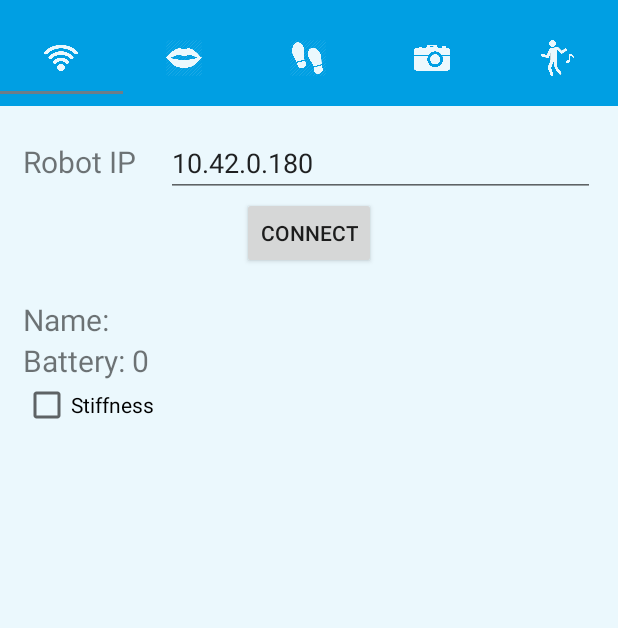
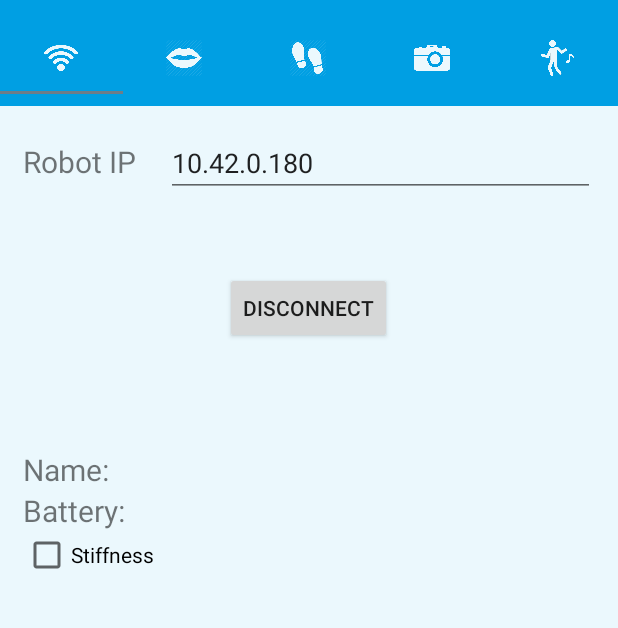
Before and after one commit to Caiit/NAO_Pilot, an Android app: the screen it shows after launch (MainActivity), after a tap on "DISCONNECT", on a phone screen of 412 x 824 dp, the part 62-690 px from its top. Run offline under Robolectric (Android 15) with nearby library versions, the phone set to English and light mode, and no system bars; 1 other tap on this screen came first.

Commit message:
Moved connect and say button down

```diff
--- a/NAO_Pilot/app/src/main/java/nl/mprog/nao_pilot/MainActivity.java
+++ b/NAO_Pilot/app/src/main/java/nl/mprog/nao_pilot/MainActivity.java
@@ -5,8 +5,6 @@
 import android.os.Handler;
 import android.os.Message;
 import android.support.design.widget.TabLayout;
-import android.support.v4.app.Fragment;
-import android.support.v4.view.PagerAdapter;
 import android.support.v4.view.ViewPager;
 import android.os.Bundle;
 import android.support.v7.app.AppCompatActivity;
@@ -18,6 +16,7 @@
 import android.widget.CheckBox;
 import android.widget.EditText;
 import android.widget.ImageView;
+import android.widget.LinearLayout;
 import android.widget.TextView;
 
 import org.json.JSONException;
@@ -48,23 +47,94 @@
         setHandler();
     }
 
-    private void addTabs() {
-        TabsPagerAdapter tabsAdapter = new TabsPagerAdapter(getSupportFragmentManager());
-        viewPager = (ViewPager) findViewById(R.id.pager);
-        viewPager.setAdapter(tabsAdapter);
 
-        TabLayout tabLayout = (TabLayout) findViewById(R.id.tabLayout);
-        tabLayout.setTabGravity(TabLayout.GRAVITY_FILL);
-        tabLayout.setupWithViewPager(viewPager);
+    /**
+     * Onclick from the connect button.
+     *
+     * Connect with the robot if it is not connected, otherwise disconnect.
+     */
+    public void connectRobot(View view) {
+        Button connectButton = (Button) view;
+        LinearLayout robotInfo = (LinearLayout) findViewById(R.id.robotInfo);
+        if (networkThread == null || !networkThread.connected()) {
+            String IP = ((EditText) findViewById(R.id.IP)).getText().toString();
 
-        tabLayout.getTabAt(0).setIcon(R.drawable.connect);
-        tabLayout.getTabAt(1).setIcon(R.drawable.speak);
-        tabLayout.getTabAt(2).setIcon(R.drawable.walk);
-        tabLayout.getTabAt(3).setIcon(R.drawable.camera);
-        tabLayout.getTabAt(4).setIcon(R.drawable.moves);
+            // Start thread with robot connection
+            networkThread = NetworkThread.getInstance();
+            networkThread.setIP(IP);
+            networkThread.setHandler(handler);
+            new Thread(networkThread).start();
+
+            // Get info from the robot
+            JSONObject json = new JSONObject();
+            try {
+                json.put("type", "info");
+            } catch (JSONException e) {
+                e.printStackTrace();
+            }
+            networkThread.sendMessage(json);
+            // Change button text and show robot info
+            connectButton.setText("Disconnect");
+            robotInfo.setVisibility(View.VISIBLE);
+        } else {
+            // Close thread
+            if (networkThread != null) {
+                networkThread.closeThread();
+            }
+            // Change button text and hide robot info
+            connectButton.setText("Connect");
+            robotInfo.setVisibility(View.INVISIBLE);
+        }
     }
 
+    /**
+     * Show the robot info: name, battery and stiffness status.
+     */
+    public void showInfo() {
+        TextView nameTV = (TextView) findViewById(R.id.nameText);
+        if (nameTV == null) {
+            // Fragment is not loaded yet
+            return;
+        }
+        nameTV.setText("Name: " + name);
+        TextView batteryTV = (TextView) findViewById(R.id.batteryText);
+        batteryTV.setText("Battery: " + battery);
+        CheckBox stiffBox = (CheckBox) findViewById(R.id.stiffBox);
+        stiffBox.setChecked(stiffness);
+
+        LinearLayout robotInfo = (LinearLayout) findViewById(R.id.robotInfo);
+        if (networkThread != null && networkThread.connected() && robotInfo != null) {
+            robotInfo.setVisibility(View.VISIBLE);
+        } else {
+            robotInfo.setVisibility(View.INVISIBLE);
+        }
+    }
+
+    /**
+     * Show the image obtained from the robot.
+     */
+    private void setImage(String image) {
+        Bitmap bitmap;
+        try {
+            byte[] encodeByte = Base64.decode(image, Base64.DEFAULT);
+            bitmap = BitmapFactory.decodeByteArray(encodeByte, 0, encodeByte.length);
+        } catch (Exception e) {
+            e.getMessage();
+            Log.d("No valid image", "setImage: Failed");
+            return;
+        }
+
+        ImageView imgView = (ImageView) findViewById(R.id.cameraView);
+        if (imgView != null && image != null) {
+            imgView.setImageBitmap(bitmap);
+        }
+    }
+
+    /**
+     * Set the handler that handles messages from the networkthread.
+     */
     private void setHandler() {
+        // TODO: error messages handlen
         handler = new Handler() {
             @Override
             public void handleMessage(Message msg) {
@@ -91,77 +161,24 @@
         };
     }
 
+    /**
+     * Add the fragment tabs to the actionbar.
+     */
+    private void addTabs() {
+        TabsPagerAdapter tabsAdapter = new TabsPagerAdapter(getSupportFragmentManager());
+        viewPager = (ViewPager) findViewById(R.id.pager);
+        viewPager.setAdapter(tabsAdapter);
 
-    /**
-     * Onclick from the connect button
-     * @param view
-     */
-    public void connectRobot(View view) {
-        Button connectButton = (Button) view;
-        if (connectButton.getText().equals("Connect")) {
-            String IP = ((EditText) findViewById(R.id.IP)).getText().toString();
+        TabLayout tabLayout = (TabLayout) findViewById(R.id.tabLayout);
+        tabLayout.setTabGravity(TabLayout.GRAVITY_FILL);
+        tabLayout.setupWithViewPager(viewPager);
 
-            // Start thread with robot connection
-            networkThread = NetworkThread.getInstance();
-            networkThread.setIP(IP);
-            networkThread.setHandler(handler);
-            new Thread(networkThread).start();
-
-            // Get info from the robot
-            JSONObject json = new JSONObject();
-            try {
-                json.put("type", "info");
-            } catch (JSONException e) {
-                e.printStackTrace();
-            }
-            networkThread.sendMessage(json);
-            connectButton.setText("Disconnect");
-        } else {
-            Log.d(String.valueOf(networkThread), "connectRobot: closing thread");
-            // Close thread
-            if (networkThread != null) {
-                networkThread.closeThread();
-            }
-            name = "";
-            battery = 0;
-            stiffness = false;
-            showInfo();
-            connectButton.setText("Connect");
-        }
+        tabLayout.getTabAt(0).setIcon(R.drawable.connect);
+        tabLayout.getTabAt(1).setIcon(R.drawable.speak);
+        tabLayout.getTabAt(2).setIcon(R.drawable.walk);
+        tabLayout.getTabAt(3).setIcon(R.drawable.camera);
+        tabLayout.getTabAt(4).setIcon(R.drawable.moves);
     }
-
-    public void showInfo() {
-        TextView nameTV = (TextView) findViewById(R.id.nameText);
-        if (nameTV == null) {
-            // Fragment is not loaded yet
-            return;
-        }
-        nameTV.setText("Name: " + name);
-        TextView batteryTV = (TextView) findViewById(R.id.batteryText);
-        batteryTV.setText("Battery: " + battery);
-        CheckBox stiffBox = (CheckBox) findViewById(R.id.stiffBox);
-        Log.d(String.valueOf(stiffness), "setInfo: stiff");
-        stiffBox.setChecked(stiffness);
-    }
-
-    private void setImage(String image) {
-        Bitmap bitmap;
-        try {
-            byte[] encodeByte = Base64.decode(image, Base64.DEFAULT);
-            bitmap = BitmapFactory.decodeByteArray(encodeByte, 0, encodeByte.length);
-        } catch (Exception e) {
-            e.getMessage();
-            Log.d("No valid image", "setImage: Failed");
-            return;
-        }
-
-        ImageView imgView = (ImageView) findViewById(R.id.cameraView);
-        if (imgView != null && image != null) {
-            imgView.setImageBitmap(bitmap);
-        }
-    }
-
-    /**************** TABS *******************/
 
     @Override
     public void onTabSelected(TabLayout.Tab tab) {
--- a/NAO_Pilot/app/src/main/res/layout/fragment_connect.xml
+++ b/NAO_Pilot/app/src/main/res/layout/fragment_connect.xml
@@ -28,6 +28,7 @@
     </LinearLayout>
 
     <Button
+        android:layout_margin="50dp"
         android:text="Connect"
         android:layout_width="wrap_content"
         android:layout_height="wrap_content"
@@ -35,6 +36,12 @@
         android:id="@+id/connectButton"
         android:onClick="connectRobot"/>
 
+    <LinearLayout
+        android:layout_width="match_parent"
+        android:layout_height="wrap_content"
+        android:orientation="vertical"
+        android:visibility="invisible"
+        android:id="@+id/robotInfo">
 
         <TextView
             android:layout_marginTop="20sp"
@@ -58,5 +65,6 @@
             android:layout_gravity="center"
             android:id="@+id/stiffBox"
             android:onClick="setStiffness"/>
+    </LinearLayout>
 
 </LinearLayout>
--- a/NAO_Pilot/app/src/main/res/layout/fragment_speak.xml
+++ b/NAO_Pilot/app/src/main/res/layout/fragment_speak.xml
@@ -25,12 +25,12 @@
 
 
     <Button
+        android:layout_margin="50dp"
         android:text="Say"
         android:layout_width="wrap_content"
         android:layout_height="wrap_content"
         android:layout_gravity="center"
-        android:id="@+id/sayButton"
-        android:onClick="sayText"/>
+        android:id="@+id/sayButton"/>
 
 
     <!--Volume 0 - 100 -->
```
Also changed, not shown: NAO_Pilot/app/src/main/java/nl/mprog/nao_pilot/SpeakFragment.java (+7 -1 lines). Lines whose indentation alone changed are shown as unchanged.
